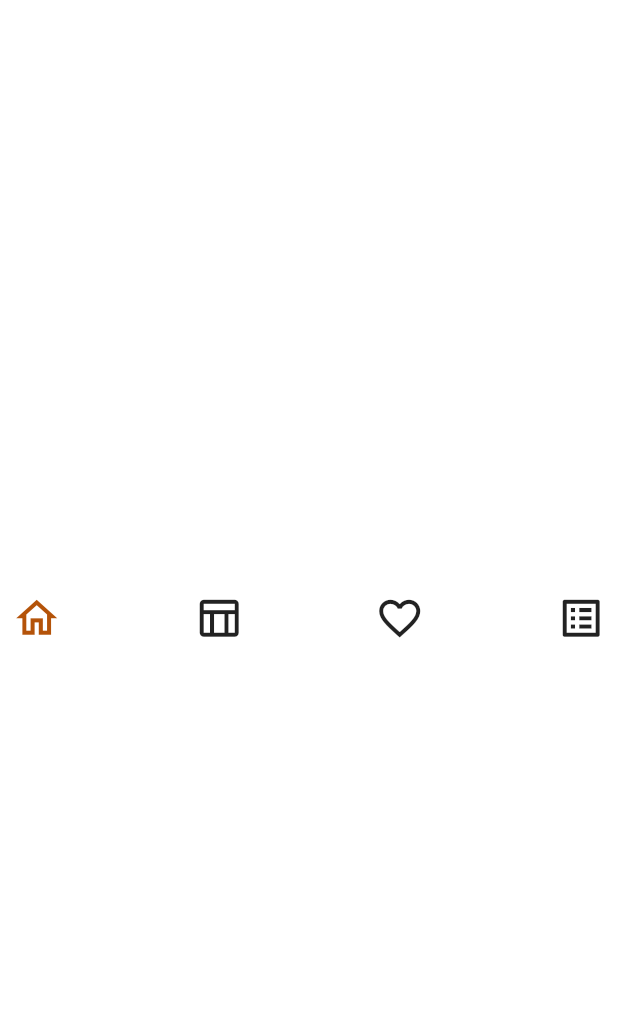
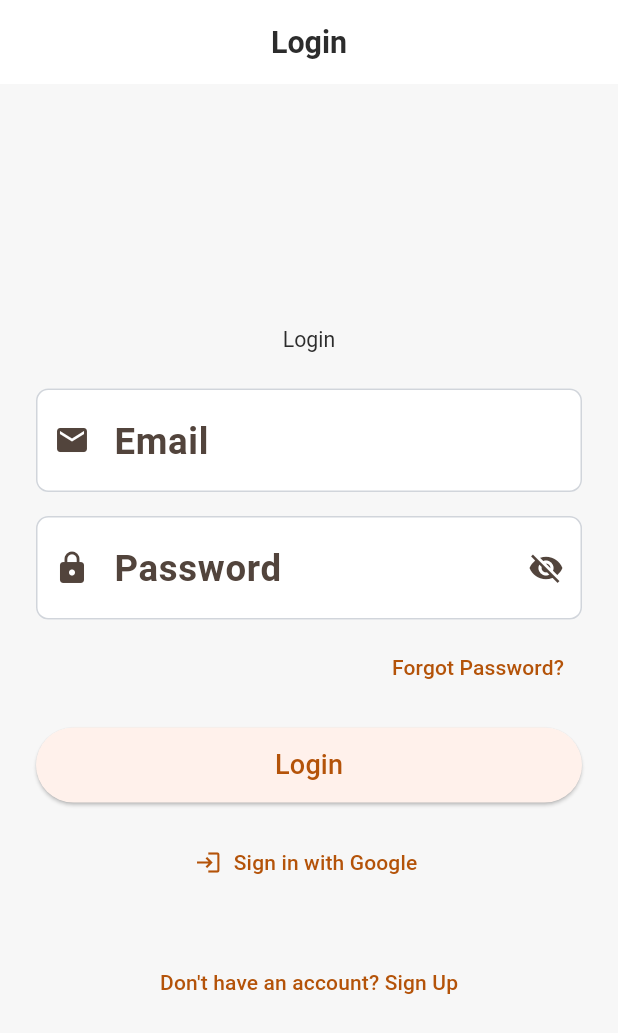
Before and after one commit to AlshaimaaAbdElnaeem/Domi_cafe, a Flutter app: the screen it shows after launch, on a phone screen of 412 x 824 dp. Shown: the top 1033 px of the screen. Run offline on Flutter 3.47's test engine with Material 3 defaults, Android fonts, the phone set to English and light mode, and no system bars; our stand-ins replace bloc, cached_network_image, cloud_firestore, dartz, equatable, firebase_auth and 4 more; missing offline and left inert: floating_frosted_bottom_bar; accounts and stored records are empty.

Commit message:
ceate auhentication pages and some features

```diff
--- a/lib/app.dart
+++ b/lib/app.dart
@@ -18,7 +18,7 @@ class MyApp extends StatelessWidget {
          theme: AppThemes.instance.lightTheme(context),
          // supportedLocales: context.supportedLocales,
          // locale: context.locale,
-         initialRoute: Routes.splash,
+         initialRoute: Routes.auth,
          onGenerateRoute: AppRoutes.instance.onGenerateRoute,
        );
      },
--- a/lib/config/routes/app_routes.dart
+++ b/lib/config/routes/app_routes.dart
@@ -2,6 +2,8 @@ import 'package:domi_cafe/features/home/presentation/screens/home_screen.dart';
 import 'package:domi_cafe/features/layout/presentation/cubit/layout_cubit.dart';
 import 'package:domi_cafe/features/layout/presentation/screens/home_layout.dart';
 import 'package:domi_cafe/features/splash/presentation/screens/splash_screen.dart';
+import 'package:domi_cafe/features/auth/presentation/screens/auth_screen.dart';
+
 import 'package:flutter/material.dart';
 import 'package:flutter_bloc/flutter_bloc.dart';
 
@@ -12,7 +14,6 @@ class Routes {
   static const String auth = '/auth';
   static const String cart = '/cart';
   static const String profile = '/profile';
-
 }
 
 class AppRoutes {
@@ -22,33 +23,26 @@ class AppRoutes {
     switch (settings.name) {
       case Routes.splash:
         return MaterialPageRoute(
-          builder:
-              (_) => const SplashScreen(),
+          builder: (_) => const SplashScreen(),
           settings: settings,
         );
       case Routes.layout:
         return MaterialPageRoute(
-          builder:
-              (_) => MultiBlocProvider(
-                providers: [
-                  BlocProvider<LayoutCubit>(
-                    create: (context) => LayoutCubit(),
-                  ),
-
-                ],
-                child: const HomeLayout(),
-              ),
+          builder: (_) => MultiBlocProvider(
+            providers: [
+              BlocProvider<LayoutCubit>(create: (context) => LayoutCubit()),
+            ],
+            child: const HomeLayout(),
+          ),
           settings: settings,
         );
       case Routes.home:
-        return MaterialPageRoute(
-          builder:
-              (_) => const HomeScreen(),
-        );
+        return MaterialPageRoute(builder: (_) => const HomeScreen());
+      case Routes.auth:
+        return MaterialPageRoute(builder: (_) => const AuthScreen());
 
       default:
         return null;
     }
-
   }
 }
--- a/lib/features/auth/presentation/cubit/auth_cubit.dart
+++ b/lib/features/auth/presentation/cubit/auth_cubit.dart
@@ -0,0 +1,84 @@
+import 'package:flutter_bloc/flutter_bloc.dart';
+import 'package:firebase_auth/firebase_auth.dart';
+import 'package:google_sign_in/google_sign_in.dart';
+import 'auth_state.dart';
+
+class AuthCubit extends Cubit<AuthState> {
+  AuthCubit() : super(AuthInitial());
+
+  bool isLogin = true;
+
+  void toggleMode() {
+    isLogin = !isLogin;
+    emit(AuthInfo(isLogin ? "Switched to Login" : "Switched to Sign Up"));
+  }
+
+  Future<void> signUpWithEmail(String email, String password) async {
+    if (email.isEmpty || password.isEmpty) {
+      emit(AuthError("Email and Password cannot be empty"));
+      return;
+    }
+    try {
+      emit(AuthLoading());
+      await FirebaseAuth.instance.createUserWithEmailAndPassword(
+        email: email,
+        password: password,
+      );
+      emit(AuthSuccess("user"));
+    } catch (e) {
+      emit(AuthError(e.toString()));
+    }
+  }
+
+  Future<void> signInWithEmail(String email, String password) async {
+    if (email.isEmpty || password.isEmpty) {
+      emit(AuthError("Email and Password cannot be empty"));
+      return;
+    }
+    try {
+      emit(AuthLoading());
+      await FirebaseAuth.instance.signInWithEmailAndPassword(
+        email: email,
+        password: password,
+      );
+      emit(AuthSuccess("user"));
+    } catch (e) {
+      emit(AuthError(e.toString()));
+    }
+  }
+
+  Future<void> signInWithGoogle() async {
+    try {
+      emit(AuthLoading());
+      final GoogleSignInAccount? googleUser = await GoogleSignIn().signIn();
+      if (googleUser == null) {
+        emit(AuthError("Google Sign-In cancelled"));
+        return;
+      }
+      final GoogleSignInAuthentication googleAuth =
+          await googleUser.authentication;
+      final credential = GoogleAuthProvider.credential(
+        accessToken: googleAuth.accessToken,
+        idToken: googleAuth.idToken,
+      );
+      await FirebaseAuth.instance.signInWithCredential(credential);
+      emit(AuthSuccess("user"));
+    } catch (e) {
+      emit(AuthError(e.toString()));
+    }
+  }
+
+  Future<void> resetPassword(String email) async {
+    if (email.isEmpty) {
+      emit(AuthError("Email cannot be empty"));
+      return;
+    }
+    try {
+      emit(AuthLoading());
+      await FirebaseAuth.instance.sendPasswordResetEmail(email: email);
+      emit(AuthInfo("Password reset email sent"));
+    } catch (e) {
+      emit(AuthError(e.toString()));
+    }
+  }
+}
--- a/lib/features/auth/presentation/cubit/auth_state.dart
+++ b/lib/features/auth/presentation/cubit/auth_state.dart
@@ -0,0 +1,25 @@
+import 'package:equatable/equatable.dart';
+
+abstract class AuthState extends Equatable {
+  @override
+  List<Object> get props => [];
+}
+
+class AuthInitial extends AuthState {}
+
+class AuthLoading extends AuthState {}
+
+class AuthError extends AuthState {
+  final String message;
+  AuthError(this.message);
+}
+
+class AuthSuccess extends AuthState {
+  final dynamic data; // role, user info, or message
+  AuthSuccess(this.data);
+}
+
+class AuthInfo extends AuthState {
+  final String info;
+  AuthInfo(this.info);
+}
--- a/lib/features/auth/presentation/screens/auth_screen.dart
+++ b/lib/features/auth/presentation/screens/auth_screen.dart
@@ -0,0 +1,71 @@
+import 'package:flutter/material.dart';
+import 'package:flutter_bloc/flutter_bloc.dart';
+import '../cubit/auth_cubit.dart';
+import '../cubit/auth_state.dart';
+import '../widgets/login_widget.dart';
+import '../widgets/sign_up_widget.dart';
+import 'package:domi_cafe/features/home/presentation/screens/home_screen.dart';
+
+class AuthScreen extends StatelessWidget {
+  const AuthScreen({super.key});
+
+  @override
+  Widget build(BuildContext context) {
+    return BlocProvider(
+      create: (_) => AuthCubit(),
+      child: BlocConsumer<AuthCubit, AuthState>(
+        listener: (context, state) {
+          if (state is AuthError) {
+            ScaffoldMessenger.of(context)
+                .showSnackBar(SnackBar(content: Text(state.message)));
+          } else if (state is AuthInfo) {
+            ScaffoldMessenger.of(context)
+                .showSnackBar(SnackBar(content: Text(state.info)));
+          } else if (state is AuthSuccess) {
+            Navigator.pushReplacement(
+              context,
+              MaterialPageRoute(builder: (_) => const HomeScreen()),
+            );
+          }
+        },
+        builder: (context, state) {
+          final cubit = context.read<AuthCubit>();
+
+          if (state is AuthLoading) {
+            return const Scaffold(
+              body: Center(child: CircularProgressIndicator()),
+            );
+          }
+
+          return Scaffold(
+            appBar: AppBar(
+              title: Text(cubit.isLogin ? "Login" : "Sign Up"),
+              centerTitle: true,
+            ),
+            body: Center(
+              child: SingleChildScrollView(
+                child: Column(
+                  mainAxisSize: MainAxisSize.min,
+                  children: [
+                    cubit.isLogin
+                        ? LoginWidget(buttonText: "Login")
+                        : SignUpWidget(buttonText: "Sign Up"),
+                    const SizedBox(height: 16),
+                    TextButton(
+                      onPressed: cubit.toggleMode,
+                      child: Text(
+                        cubit.isLogin
+                            ? "Don't have an account? Sign Up"
+                            : "Already have an account? Login",
+                      ),
+                    ),
+                  ],
+                ),
+              ),
+            ),
+          );
+        },
+      ),
+    );
+  }
+}
--- a/lib/features/auth/presentation/widgets/login_widget.dart
+++ b/lib/features/auth/presentation/widgets/login_widget.dart
@@ -0,0 +1,111 @@
+import 'package:flutter/material.dart';
+import 'package:flutter_bloc/flutter_bloc.dart';
+import '../cubit/auth_cubit.dart';
+
+class LoginWidget extends StatefulWidget {
+  final String buttonText;
+
+  const LoginWidget({super.key, this.buttonText = "Login"});
+
+  @override
+  State<LoginWidget> createState() => _LoginWidgetState();
+}
+
+class _LoginWidgetState extends State<LoginWidget> {
+  final TextEditingController emailController = TextEditingController();
+  final TextEditingController passwordController = TextEditingController();
+  bool obscurePassword = true;
+
+  final _formKey = GlobalKey<FormState>();
+
+  @override
+  Widget build(BuildContext context) {
+    final cubit = context.read<AuthCubit>();
+
+    return Padding(
+      padding: const EdgeInsets.symmetric(horizontal: 24.0, vertical: 16.0),
+      child: SingleChildScrollView(
+        child: Form(
+          key: _formKey,
+          child: Column(
+            mainAxisSize: MainAxisSize.min,
+            children: [
+              Text(
+                "Login",
+                style: Theme.of(context).textTheme.headlineMedium,
+              ),
+              const SizedBox(height: 24),
+              TextFormField(
+                controller: emailController,
+                decoration: const InputDecoration(
+                  labelText: "Email",
+                  prefixIcon: Icon(Icons.email),
+                  border: OutlineInputBorder(),
+                ),
+                validator: (value) {
+                  if (value == null || value.isEmpty) return "Email is required";
+                  if (!RegExp(r"^[\w-\.]+@([\w-]+\.)+[\w-]{2,4}$").hasMatch(value)) {
+                    return "Enter a valid email";
+                  }
+                  return null;
+                },
+              ),
+              const SizedBox(height: 16),
+              TextFormField(
+                controller: passwordController,
+                obscureText: obscurePassword,
+                decoration: InputDecoration(
+                  labelText: "Password",
+                  prefixIcon: const Icon(Icons.lock),
+                  suffixIcon: IconButton(
+                    icon: Icon(
+                        obscurePassword ? Icons.visibility_off : Icons.visibility),
+                    onPressed: () {
+                      setState(() {
+                        obscurePassword = !obscurePassword;
+                      });
+                    },
+                  ),
+                  border: const OutlineInputBorder(),
+                ),
+                validator: (value) {
+                  if (value == null || value.isEmpty) return "Password is required";
+                  if (value.length < 6) return "Password must be at least 6 chars";
+                  return null;
+                },
+              ),
+              const SizedBox(height: 8),
+              Align(
+                alignment: Alignment.centerRight,
+                child: TextButton(
+                  onPressed: () => cubit.resetPassword(emailController.text),
+                  child: const Text("Forgot Password?"),
+                ),
+              ),
+              const SizedBox(height: 16),
+              SizedBox(
+                width: double.infinity,
+                height: 50,
+                child: ElevatedButton(
+                  onPressed: () {
+                    if (_formKey.currentState!.validate()) {
+                      cubit.signInWithEmail(
+                          emailController.text, passwordController.text);
+                    }
+                  },
+                  child: Text(widget.buttonText, style: const TextStyle(fontSize: 18)),
+                ),
+              ),
+              const SizedBox(height: 16),
+              TextButton.icon(
+                onPressed: () => cubit.signInWithGoogle(),
+                icon: const Icon(Icons.login),
+                label: const Text("Sign in with Google"),
+              ),
+            ],
+          ),
+        ),
+      ),
+    );
+  }
+}
--- a/lib/features/splash/presentation/screens/splash_screen.dart
+++ b/lib/features/splash/presentation/screens/splash_screen.dart
@@ -18,7 +18,7 @@ class _SplashScreenState extends State<SplashScreen> {
       await Future.delayed(const Duration(seconds: 5), () {
         Navigator.pushNamedAndRemoveUntil(
           context,
-          Routes.layout,
+          Routes.auth,
           (route) => false,
         );
       });
```
Also changed, not shown: lib/features/auth/presentation/widgets/sign_up_widget.dart (+116 -0 lines), pubspec.yaml (+25 -54 lines), pubspec.lock, 3 other files.
